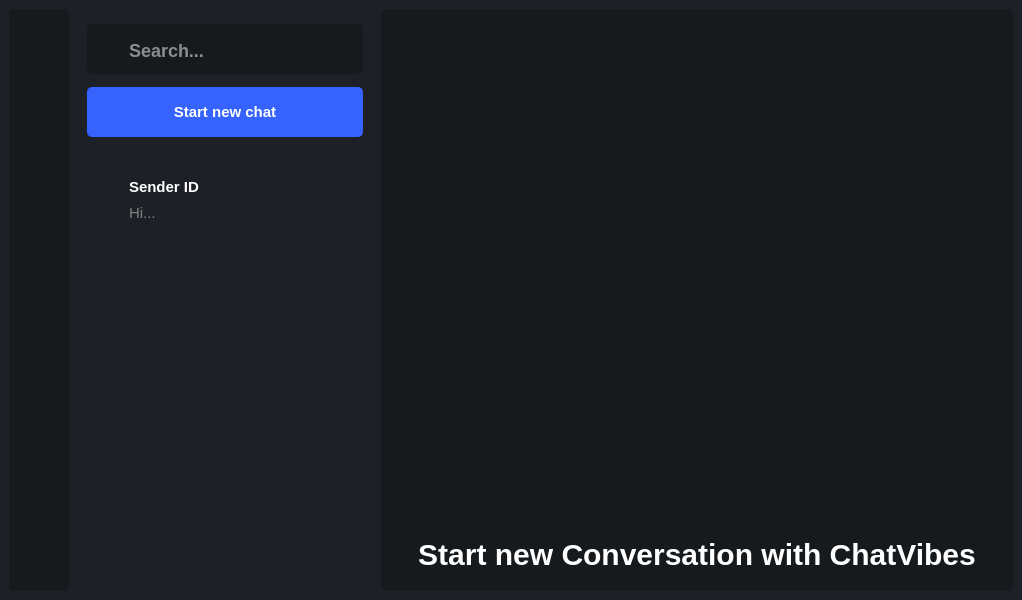
Above: mainwindow.ui from MarkoSami/ChatVibes before the change. Below: the same form after it.
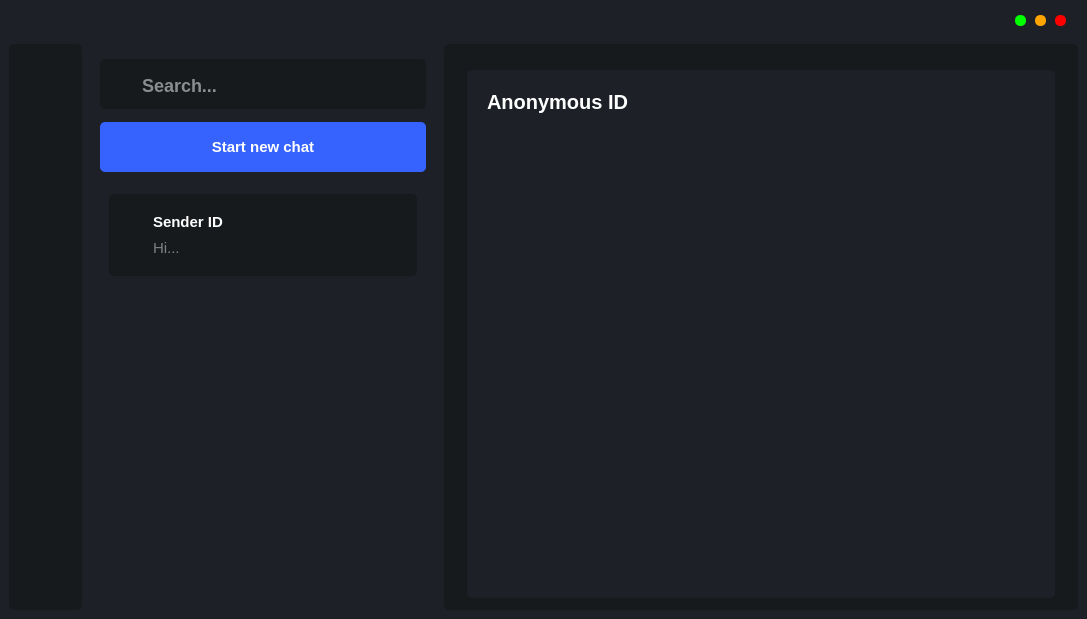
That is the form after the change. Icons and pictures are not drawn.

```diff
--- a/mainwindow.ui
+++ b/mainwindow.ui
@@ -6,10 +6,22 @@
    <rect>
     <x>0</x>
     <y>0</y>
-    <width>1022</width>
-    <height>600</height>
+    <width>1087</width>
+    <height>619</height>
    </rect>
   </property>
+  <property name="minimumSize">
+   <size>
+    <width>0</width>
+    <height>0</height>
+   </size>
+  </property>
+  <property name="maximumSize">
+   <size>
+    <width>2000</width>
+    <height>16777215</height>
+   </size>
+  </property>
   <property name="windowTitle">
    <string>ChatVibes</string>
   </property>
@@ -18,8 +30,364 @@
   </property>
   <widget class="QWidget" name="centralwidget">
    <layout class="QGridLayout" name="gridLayout">
-    <item row="0" column="1">
+    <property name="leftMargin">
+     <number>9</number>
+    </property>
+    <property name="topMargin">
+     <number>0</number>
+    </property>
+    <item row="1" column="0">
+     <widget class="QGroupBox" name="verticalGroupBox_2">
+      <property name="sizePolicy">
+       <sizepolicy hsizetype="Fixed" vsizetype="Preferred">
+        <horstretch>0</horstretch>
+        <verstretch>0</verstretch>
+       </sizepolicy>
+      </property>
+      <property name="minimumSize">
+       <size>
+        <width>60</width>
+        <height>0</height>
+       </size>
+      </property>
+      <property name="styleSheet">
+       <string notr="true">border : none ; 
+background : #161a1d;
+border-radius : 5px; </string>
+      </property>
+      <layout class="QVBoxLayout" name="verticalLayout">
+       <item alignment="Qt::AlignHCenter">
+        <widget class="QLabel" name="logo">
+         <property name="minimumSize">
+          <size>
+           <width>33</width>
+           <height>35</height>
+          </size>
+         </property>
+         <property name="contextMenuPolicy">
+          <enum>Qt::PreventContextMenu</enum>
+         </property>
+         <property name="styleSheet">
+          <string notr="true">#logo { 
+
+image: url(:/imgs/discussion_1.png);
+}
+</string>
+         </property>
+         <property name="text">
+          <string/>
+         </property>
+        </widget>
+       </item>
+       <item>
+        <spacer name="verticalSpacer_2">
+         <property name="orientation">
+          <enum>Qt::Vertical</enum>
+         </property>
+         <property name="sizeHint" stdset="0">
+          <size>
+           <width>20</width>
+           <height>40</height>
+          </size>
+         </property>
+        </spacer>
+       </item>
+       <item alignment="Qt::AlignHCenter">
+        <widget class="QLabel" name="label">
+         <property name="minimumSize">
+          <size>
+           <width>49</width>
+           <height>41</height>
+          </size>
+         </property>
+         <property name="cursor">
+          <cursorShape>PointingHandCursor</cursorShape>
+         </property>
+         <property name="styleSheet">
+          <string notr="true">image: url(:/imgs/5875354.png);</string>
+         </property>
+         <property name="text">
+          <string/>
+         </property>
+        </widget>
+       </item>
+       <item>
+        <spacer name="verticalSpacer_3">
+         <property name="orientation">
+          <enum>Qt::Vertical</enum>
+         </property>
+         <property name="sizeHint" stdset="0">
+          <size>
+           <width>20</width>
+           <height>40</height>
+          </size>
+         </property>
+        </spacer>
+       </item>
+      </layout>
+     </widget>
+    </item>
+    <item row="0" column="0" colspan="2" alignment="Qt::AlignRight">
+     <widget class="QGroupBox" name="horizontalGroupBox">
+      <property name="minimumSize">
+       <size>
+        <width>0</width>
+        <height>30</height>
+       </size>
+      </property>
+      <property name="styleSheet">
+       <string notr="true">border : none ;</string>
+      </property>
+      <layout class="QHBoxLayout" name="horizontalLayout_3">
+       <property name="spacing">
+        <number>9</number>
+       </property>
+       <item>
+        <widget class="QPushButton" name="pushButton_2">
+         <property name="minimumSize">
+          <size>
+           <width>10</width>
+           <height>10</height>
+          </size>
+         </property>
+         <property name="maximumSize">
+          <size>
+           <width>11</width>
+           <height>11</height>
+          </size>
+         </property>
+         <property name="styleSheet">
+          <string notr="true">background : rgb(0, 255, 0); 
+border-radius : 5px;</string>
+         </property>
+         <property name="text">
+          <string/>
+         </property>
+        </widget>
+       </item>
+       <item>
+        <widget class="QPushButton" name="pushButton_4">
+         <property name="minimumSize">
+          <size>
+           <width>10</width>
+           <height>10</height>
+          </size>
+         </property>
+         <property name="maximumSize">
+          <size>
+           <width>11</width>
+           <height>11</height>
+          </size>
+         </property>
+         <property name="styleSheet">
+          <string notr="true">background : orange; 
+border-radius : 5px;</string>
+         </property>
+         <property name="text">
+          <string/>
+         </property>
+        </widget>
+       </item>
+       <item>
+        <widget class="QPushButton" name="pushButton_3">
+         <property name="minimumSize">
+          <size>
+           <width>10</width>
+           <height>10</height>
+          </size>
+         </property>
+         <property name="maximumSize">
+          <size>
+           <width>11</width>
+           <height>11</height>
+          </size>
+         </property>
+         <property name="styleSheet">
+          <string notr="true">background : red; 
+border-radius : 5px;</string>
+         </property>
+         <property name="text">
+          <string/>
+         </property>
+        </widget>
+       </item>
+      </layout>
+     </widget>
+    </item>
+    <item row="1" column="1">
      <layout class="QGridLayout" name="gridLayout_2">
+      <item row="0" column="1">
+       <widget class="QGroupBox" name="Conversation">
+        <property name="sizePolicy">
+         <sizepolicy hsizetype="Preferred" vsizetype="Preferred">
+          <horstretch>0</horstretch>
+          <verstretch>0</verstretch>
+         </sizepolicy>
+        </property>
+        <property name="minimumSize">
+         <size>
+          <width>0</width>
+          <height>0</height>
+         </size>
+        </property>
+        <property name="maximumSize">
+         <size>
+          <width>16777215</width>
+          <height>16777215</height>
+         </size>
+        </property>
+        <property name="styleSheet">
+         <string notr="true">background : #161a1d ;
+border:none;
+border-radius : 5px ;</string>
+        </property>
+        <layout class="QVBoxLayout" name="verticalLayout_9">
+         <property name="leftMargin">
+          <number>20</number>
+         </property>
+         <property name="topMargin">
+          <number>20</number>
+         </property>
+         <property name="rightMargin">
+          <number>20</number>
+         </property>
+         <item>
+          <widget class="QStackedWidget" name="stackedWidget">
+           <property name="currentIndex">
+            <number>1</number>
+           </property>
+           <widget class="QWidget" name="page_3">
+            <layout class="QVBoxLayout" name="verticalLayout_3">
+             <item>
+              <layout class="QHBoxLayout" name="horizontalLayout_2">
+               <item>
+                <widget class="QLabel" name="Textimg2">
+                 <property name="sizePolicy">
+                  <sizepolicy hsizetype="Preferred" vsizetype="Preferred">
+                   <horstretch>0</horstretch>
+                   <verstretch>0</verstretch>
+                  </sizepolicy>
+                 </property>
+                 <property name="minimumSize">
+                  <size>
+                   <width>500</width>
+                   <height>500</height>
+                  </size>
+                 </property>
+                 <property name="styleSheet">
+                  <string notr="true">#Textimg2 { 
+	image: url(:/imgs/undraw_Opened_re_i38e (1).png);
+margin-top : 50px; 
+}</string>
+                 </property>
+                 <property name="text">
+                  <string/>
+                 </property>
+                 <property name="alignment">
+                  <set>Qt::AlignCenter</set>
+                 </property>
+                </widget>
+               </item>
+              </layout>
+             </item>
+            </layout>
+           </widget>
+           <widget class="QWidget" name="page_4">
+            <property name="styleSheet">
+             <string notr="true">background :#1d2127</string>
+            </property>
+            <layout class="QVBoxLayout" name="verticalLayout_4">
+             <property name="leftMargin">
+              <number>20</number>
+             </property>
+             <property name="topMargin">
+              <number>20</number>
+             </property>
+             <property name="rightMargin">
+              <number>20</number>
+             </property>
+             <property name="bottomMargin">
+              <number>20</number>
+             </property>
+             <item>
+              <widget class="QLabel" name="label_3">
+               <property name="sizePolicy">
+                <sizepolicy hsizetype="Preferred" vsizetype="Fixed">
+                 <horstretch>0</horstretch>
+                 <verstretch>0</verstretch>
+                </sizepolicy>
+               </property>
+               <property name="styleSheet">
+                <string notr="true">font-size : 20px ; 
+font-weight : bold ; 
+color : white ; 
+</string>
+               </property>
+               <property name="text">
+                <string>Anonymous ID</string>
+               </property>
+              </widget>
+             </item>
+             <item>
+              <widget class="QScrollArea" name="scrollArea_2">
+               <property name="widgetResizable">
+                <bool>true</bool>
+               </property>
+               <widget class="QWidget" name="scrollAreaWidgetContents">
+                <property name="geometry">
+                 <rect>
+                  <x>0</x>
+                  <y>0</y>
+                  <width>558</width>
+                  <height>470</height>
+                 </rect>
+                </property>
+                <layout class="QVBoxLayout" name="verticalLayout_6">
+                 <property name="leftMargin">
+                  <number>0</number>
+                 </property>
+                 <property name="rightMargin">
+                  <number>0</number>
+                 </property>
+                 <item>
+                  <widget class="QGroupBox" name="verticalGroupBox_3">
+                   <layout class="QVBoxLayout" name="verticalLayout_5">
+                    <property name="spacing">
+                     <number>24</number>
+                    </property>
+                    <property name="leftMargin">
+                     <number>0</number>
+                    </property>
+                    <property name="rightMargin">
+                     <number>0</number>
+                    </property>
+                   </layout>
+                  </widget>
+                 </item>
+                 <item>
+                  <spacer name="verticalSpacer_4">
+                   <property name="orientation">
+                    <enum>Qt::Vertical</enum>
+                   </property>
+                   <property name="sizeHint" stdset="0">
+                    <size>
+                     <width>20</width>
+                     <height>40</height>
+                    </size>
+                   </property>
+                  </spacer>
+                 </item>
+                </layout>
+               </widget>
+              </widget>
+             </item>
+            </layout>
+           </widget>
+          </widget>
+         </item>
+        </layout>
+       </widget>
+      </item>
       <item row="0" column="0">
        <widget class="QGroupBox" name="verticalGroupBox">
         <property name="sizePolicy">
@@ -30,7 +398,7 @@
         </property>
         <property name="minimumSize">
          <size>
-          <width>300</width>
+          <width>350</width>
           <height>0</height>
          </size>
         </property>
@@ -200,8 +568,8 @@
              <rect>
               <x>0</x>
               <y>0</y>
-              <width>282</width>
-              <height>422</height>
+              <width>332</width>
+              <height>414</height>
              </rect>
             </property>
             <property name="sizePolicy">
@@ -240,12 +608,18 @@
                <property name="styleSheet">
                 <string notr="true">QGroupBox { 
 border:none; 
+background :#161a1d ;
+border-radius : 5px;
 }
-QGroupBox:hover { 
-background : red;  
-}</string>
+</string>
                </property>
                <layout class="QHBoxLayout" name="horizontalLayout_82">
+                <property name="leftMargin">
+                 <number>20</number>
+                </property>
+                <property name="rightMargin">
+                 <number>20</number>
+                </property>
                 <item>
                  <widget class="QLabel" name="label_82">
                   <property name="sizePolicy">
@@ -255,9 +629,7 @@
                    </sizepolicy>
                   </property>
                   <property name="styleSheet">
-                   <string notr="true">#label { 
-color : white ; 
-}</string>
+                   <string notr="true">background:transparent;</string>
                   </property>
                   <property name="text">
                    <string/>
@@ -284,7 +656,7 @@
                       <string notr="true">font-size : 15px ; 
 font-weight : bold ; 
 color:white; 
-</string>
+background:transparent;</string>
                      </property>
                      <property name="text">
                       <string>Sender ID</string>
@@ -294,7 +666,7 @@
                    <item>
                     <widget class="QLineEdit" name="lineEdit_163">
                      <property name="styleSheet">
-                      <string notr="true">
+                      <string notr="true">background:transparent;
 font-size : 15px;
 color : gray; 
 </string>
@@ -330,177 +702,8 @@
         </layout>
        </widget>
       </item>
-      <item row="0" column="1">
-       <widget class="QGroupBox" name="Conversation">
-        <property name="sizePolicy">
-         <sizepolicy hsizetype="Preferred" vsizetype="Preferred">
-          <horstretch>0</horstretch>
-          <verstretch>0</verstretch>
-         </sizepolicy>
-        </property>
-        <property name="styleSheet">
-         <string notr="true">background : #161a1d ;
-border:none;
-border-radius : 5px ;</string>
-        </property>
-        <layout class="QVBoxLayout" name="verticalLayout_9">
-         <item>
-          <spacer name="verticalSpacer_4">
-           <property name="orientation">
-            <enum>Qt::Vertical</enum>
-           </property>
-           <property name="sizeHint" stdset="0">
-            <size>
-             <width>20</width>
-             <height>40</height>
-            </size>
-           </property>
-          </spacer>
-         </item>
-         <item>
-          <layout class="QHBoxLayout" name="horizontalLayout_2">
-           <item>
-            <widget class="QLabel" name="Textimg2">
-             <property name="sizePolicy">
-              <sizepolicy hsizetype="Preferred" vsizetype="Preferred">
-               <horstretch>0</horstretch>
-               <verstretch>0</verstretch>
-              </sizepolicy>
-             </property>
-             <property name="minimumSize">
-              <size>
-               <width>500</width>
-               <height>500</height>
-              </size>
-             </property>
-             <property name="styleSheet">
-              <string notr="true">#Textimg2 { 
-	image: url(:/imgs/undraw_Opened_re_i38e (1).png);
-margin-top : 50px; 
-}</string>
-             </property>
-             <property name="text">
-              <string/>
-             </property>
-             <property name="alignment">
-              <set>Qt::AlignCenter</set>
-             </property>
-            </widget>
-           </item>
-          </layout>
-         </item>
-         <item>
-          <widget class="QLabel" name="title">
-           <property name="styleSheet">
-            <string notr="true">#title { 
-font-size : 30px; 
-font-weight : bold ;
-color : white ; 
-}</string>
-           </property>
-           <property name="text">
-            <string>Start new Conversation with ChatVibes</string>
-           </property>
-           <property name="alignment">
-            <set>Qt::AlignCenter</set>
-           </property>
-          </widget>
-         </item>
-         <item>
-          <spacer name="verticalSpacer_5">
-           <property name="orientation">
-            <enum>Qt::Vertical</enum>
-           </property>
-           <property name="sizeHint" stdset="0">
-            <size>
-             <width>20</width>
-             <height>40</height>
-            </size>
-           </property>
-          </spacer>
-         </item>
-        </layout>
-       </widget>
-      </item>
      </layout>
     </item>
-    <item row="0" column="0">
-     <widget class="QGroupBox" name="verticalGroupBox">
-      <property name="sizePolicy">
-       <sizepolicy hsizetype="Fixed" vsizetype="Preferred">
-        <horstretch>0</horstretch>
-        <verstretch>0</verstretch>
-       </sizepolicy>
-      </property>
-      <property name="minimumSize">
-       <size>
-        <width>60</width>
-        <height>0</height>
-       </size>
-      </property>
-      <property name="styleSheet">
-       <string notr="true">border : none ; 
-background : #161a1d;
-border-radius : 5px; </string>
-      </property>
-      <layout class="QVBoxLayout" name="verticalLayout">
-       <item alignment="Qt::AlignHCenter">
-        <widget class="QLabel" name="logo">
-         <property name="contextMenuPolicy">
-          <enum>Qt::PreventContextMenu</enum>
-         </property>
-         <property name="styleSheet">
-          <string notr="true">#logo { 
-margin-top : 10px; 
-}</string>
-         </property>
-         <property name="text">
-          <string/>
-         </property>
-         <property name="pixmap">
-          <pixmap resource="resources.qrc">:/imgs/logo.png</pixmap>
-         </property>
-        </widget>
-       </item>
-       <item>
-        <spacer name="verticalSpacer_2">
-         <property name="orientation">
-          <enum>Qt::Vertical</enum>
-         </property>
-         <property name="sizeHint" stdset="0">
-          <size>
-           <width>20</width>
-           <height>40</height>
-          </size>
-         </property>
-        </spacer>
-       </item>
-       <item alignment="Qt::AlignHCenter">
-        <widget class="QLabel" name="label">
-         <property name="text">
-          <string/>
-         </property>
-         <property name="pixmap">
-          <pixmap resource="resources.qrc">:/imgs/profile.png</pixmap>
-         </property>
-        </widget>
-       </item>
-       <item>
-        <spacer name="verticalSpacer_3">
-         <property name="orientation">
-          <enum>Qt::Vertical</enum>
-         </property>
-         <property name="sizeHint" stdset="0">
-          <size>
-           <width>20</width>
-           <height>40</height>
-          </size>
-         </property>
-        </spacer>
-       </item>
-      </layout>
-     </widget>
-    </item>
    </layout>
   </widget>
  </widget>
```
